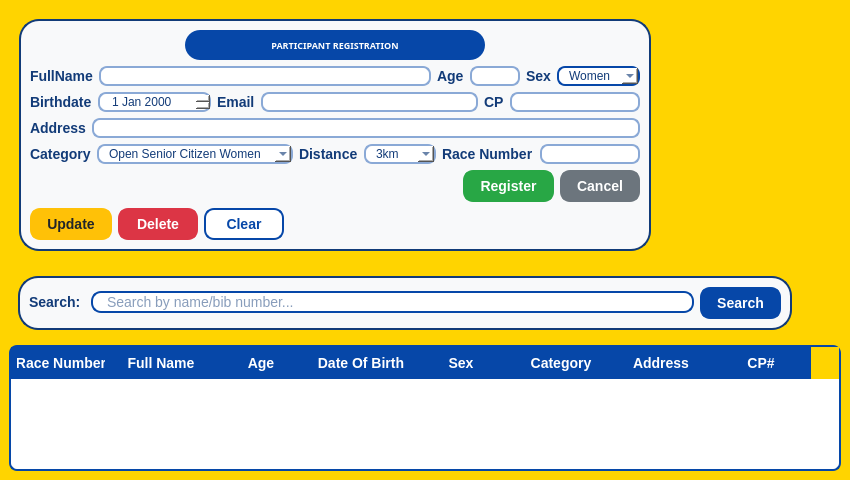
Before: the Qt Designer form features/registrationFrontPage/registrationBg.ui in MorlyBoyylanan/Fun_Run_Core_Application, drawn with Qt 5.
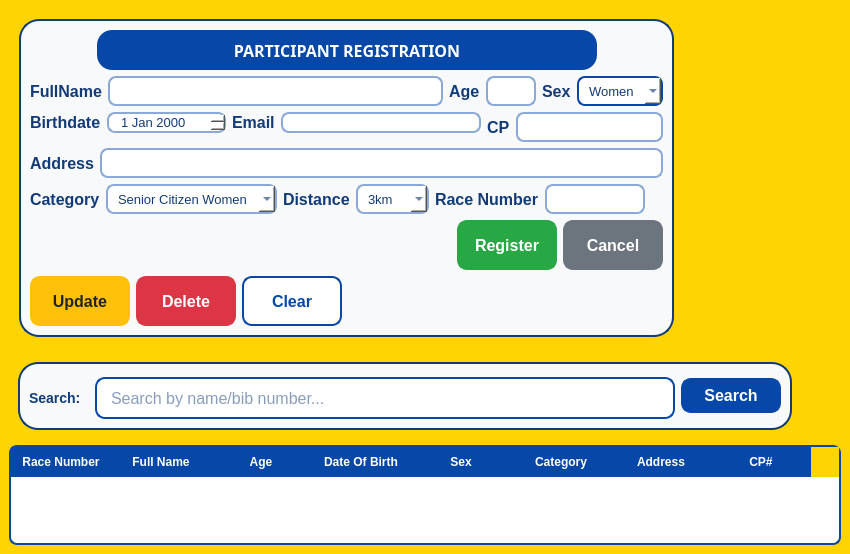
After: the same form once the commit is applied.

Diff of the .ui file:
```diff
--- a/features/registrationFrontPage/registrationBg.ui
+++ b/features/registrationFrontPage/registrationBg.ui
@@ -7,7 +7,7 @@
     <x>0</x>
     <y>0</y>
     <width>850</width>
-    <height>480</height>
+    <height>490</height>
    </rect>
   </property>
   <property name="sizePolicy">
@@ -108,20 +108,20 @@
                 <widget class="QLabel" name="label_12">
                  <property name="minimumSize">
                   <size>
-                   <width>300</width>
-                   <height>30</height>
+                   <width>500</width>
+                   <height>40</height>
                   </size>
                  </property>
                  <property name="maximumSize">
                   <size>
-                   <width>300</width>
-                   <height>30</height>
+                   <width>900</width>
+                   <height>50</height>
                   </size>
                  </property>
                  <property name="font">
                   <font>
                    <family>Arial Black</family>
-                   <pointsize>7</pointsize>
+                   <pointsize>12</pointsize>
                    <weight>75</weight>
                    <bold>true</bold>
                   </font>
@@ -170,7 +170,7 @@
                      <property name="font">
                       <font>
                        <family>Arial</family>
-                       <pointsize>14</pointsize>
+                       <pointsize>12</pointsize>
                        <weight>75</weight>
                        <bold>true</bold>
                       </font>
@@ -181,7 +181,6 @@
     color: #123B78;
     border: none;
     font-family: Arial;
-    font-size: 14px;
     font-weight: bold;
 }</string>
                      </property>
@@ -192,6 +191,18 @@
                    </item>
                    <item row="0" column="1">
                     <widget class="QLineEdit" name="fullnametxt">
+                     <property name="minimumSize">
+                      <size>
+                       <width>0</width>
+                       <height>30</height>
+                      </size>
+                     </property>
+                     <property name="font">
+                      <font>
+                       <family>Arial</family>
+                       <pointsize>10</pointsize>
+                      </font>
+                     </property>
                      <property name="styleSheet">
                       <string notr="true">QLineEdit {
     background-color: #FFFFFF;
@@ -218,13 +229,20 @@
                   <layout class="QFormLayout" name="formLayout_9">
                    <item row="0" column="0">
                     <widget class="QLabel" name="label_2">
+                     <property name="font">
+                      <font>
+                       <family>Arial</family>
+                       <pointsize>12</pointsize>
+                       <weight>75</weight>
+                       <bold>true</bold>
+                      </font>
+                     </property>
                      <property name="styleSheet">
                       <string notr="true">QLabel {
     background-color: transparent;
     color: #123B78;
     border: none;
     font-family: Arial;
-    font-size: 14px;
     font-weight: bold;
 }</string>
                      </property>
@@ -238,7 +256,7 @@
                      <property name="minimumSize">
                       <size>
                        <width>30</width>
-                       <height>0</height>
+                       <height>30</height>
                       </size>
                      </property>
                      <property name="maximumSize">
@@ -247,6 +265,12 @@
                        <height>16777215</height>
                       </size>
                      </property>
+                     <property name="font">
+                      <font>
+                       <family>Arial</family>
+                       <pointsize>10</pointsize>
+                      </font>
+                     </property>
                      <property name="styleSheet">
                       <string notr="true">QLineEdit {
     background-color: #FFFFFF;
@@ -273,13 +297,20 @@
                   <layout class="QFormLayout" name="formLayout_8">
                    <item row="0" column="0">
                     <widget class="QLabel" name="label_3">
+                     <property name="font">
+                      <font>
+                       <family>Arial</family>
+                       <pointsize>12</pointsize>
+                       <weight>75</weight>
+                       <bold>true</bold>
+                      </font>
+                     </property>
                      <property name="styleSheet">
                       <string notr="true">QLabel {
     background-color: transparent;
     color: #123B78;
     border: none;
     font-family: Arial;
-    font-size: 14px;
     font-weight: bold;
 }</string>
                      </property>
@@ -293,9 +324,15 @@
                      <property name="minimumSize">
                       <size>
                        <width>70</width>
-                       <height>0</height>
+                       <height>30</height>
                       </size>
                      </property>
+                     <property name="font">
+                      <font>
+                       <family>Arial</family>
+                       <pointsize>10</pointsize>
+                      </font>
+                     </property>
                      <property name="styleSheet">
                       <string notr="true">  	background-color: #FFFFFF;
     color: #123B78;
@@ -332,13 +369,20 @@
                   <layout class="QFormLayout" name="formLayout_7">
                    <item row="0" column="0">
                     <widget class="QLabel" name="birthdatelabel">
+                     <property name="font">
+                      <font>
+                       <family>Arial</family>
+                       <pointsize>12</pointsize>
+                       <weight>75</weight>
+                       <bold>true</bold>
+                      </font>
+                     </property>
                      <property name="styleSheet">
                       <string notr="true">QLabel {
     background-color: transparent;
     color: #123B78;
     border: none;
     font-family: Arial;
-    font-size: 14px;
     font-weight: bold;
 }</string>
                      </property>
@@ -349,6 +393,12 @@
                    </item>
                    <item row="0" column="1">
                     <widget class="QDateEdit" name="birthdateEdit">
+                     <property name="font">
+                      <font>
+                       <family>Arial</family>
+                       <pointsize>10</pointsize>
+                      </font>
+                     </property>
                      <property name="styleSheet">
                       <string notr="true">QDateEdit {
     background-color: #FFFFFF;
@@ -385,13 +435,20 @@
                   <layout class="QFormLayout" name="formLayout_6">
                    <item row="0" column="0">
                     <widget class="QLabel" name="label_5">
+                     <property name="font">
+                      <font>
+                       <family>Arial</family>
+                       <pointsize>12</pointsize>
+                       <weight>75</weight>
+                       <bold>true</bold>
+                      </font>
+                     </property>
                      <property name="styleSheet">
                       <string notr="true">QLabel {
     background-color: transparent;
     color: #123B78;
     border: none;
     font-family: Arial;
-    font-size: 14px;
     font-weight: bold;
 }</string>
                      </property>
@@ -402,6 +459,18 @@
                    </item>
                    <item row="0" column="1">
                     <widget class="QLineEdit" name="emailtxt">
+                     <property name="minimumSize">
+                      <size>
+                       <width>200</width>
+                       <height>0</height>
+                      </size>
+                     </property>
+                     <property name="font">
+                      <font>
+                       <family>Arial</family>
+                       <pointsize>10</pointsize>
+                      </font>
+                     </property>
                      <property name="styleSheet">
                       <string notr="true">QLineEdit {
     background-color: #FFFFFF;
@@ -428,13 +497,20 @@
                   <layout class="QFormLayout" name="formLayout_5">
                    <item row="0" column="0">
                     <widget class="QLabel" name="label_6">
+                     <property name="font">
+                      <font>
+                       <family>Arial</family>
+                       <pointsize>12</pointsize>
+                       <weight>75</weight>
+                       <bold>true</bold>
+                      </font>
+                     </property>
                      <property name="styleSheet">
                       <string notr="true">QLabel {
     background-color: transparent;
     color: #123B78;
     border: none;
     font-family: Arial;
-    font-size: 14px;
     font-weight: bold;
 }</string>
                      </property>
@@ -447,8 +523,8 @@
                     <widget class="QLineEdit" name="cptxt">
                      <property name="minimumSize">
                       <size>
-                       <width>120</width>
-                       <height>0</height>
+                       <width>130</width>
+                       <height>30</height>
                       </size>
                      </property>
                      <property name="maximumSize">
@@ -457,6 +533,12 @@
                        <height>16777215</height>
                       </size>
                      </property>
+                     <property name="font">
+                      <font>
+                       <family>Arial</family>
+                       <pointsize>10</pointsize>
+                      </font>
+                     </property>
                      <property name="styleSheet">
                       <string notr="true">QLineEdit {
     background-color: #FFFFFF;
@@ -485,13 +567,20 @@
                 <layout class="QHBoxLayout" name="horizontalLayout_4">
                  <item>
                   <widget class="QLabel" name="label_15">
+                   <property name="font">
+                    <font>
+                     <family>Arial</family>
+                     <pointsize>12</pointsize>
+                     <weight>75</weight>
+                     <bold>true</bold>
+                    </font>
+                   </property>
                    <property name="styleSheet">
                     <string notr="true">QLabel {
     background-color: transparent;
     color: #123B78;
     border: none;
     font-family: Arial;
-    font-size: 14px;
     font-weight: bold;
 }</string>
                    </property>
@@ -502,6 +591,18 @@
                  </item>
                  <item>
                   <widget class="QLineEdit" name="addresstxt">
+                   <property name="minimumSize">
+                    <size>
+                     <width>0</width>
+                     <height>30</height>
+                    </size>
+                   </property>
+                   <property name="font">
+                    <font>
+                     <family>Arial</family>
+                     <pointsize>10</pointsize>
+                    </font>
+                   </property>
                    <property name="styleSheet">
                     <string notr="true">QLineEdit {
     background-color: #FFFFFF;
@@ -530,13 +631,20 @@
                   <layout class="QFormLayout" name="formLayout_3">
                    <item row="0" column="0">
                     <widget class="QLabel" name="label_16">
+                     <property name="font">
+                      <font>
+                       <family>Arial</family>
+                       <pointsize>12</pointsize>
+                       <weight>75</weight>
+                       <bold>true</bold>
+                      </font>
+                     </property>
                      <property name="styleSheet">
                       <string notr="true">QLabel {
     background-color: transparent;
     color: #123B78;
     border: none;
     font-family: Arial;
-    font-size: 14px;
     font-weight: bold;
 }</string>
                      </property>
@@ -550,9 +658,15 @@
                      <property name="minimumSize">
                       <size>
                        <width>100</width>
-                       <height>0</height>
+                       <height>30</height>
                       </size>
                      </property>
+                     <property name="font">
+                      <font>
+                       <family>Arial</family>
+                       <pointsize>10</pointsize>
+                      </font>
+                     </property>
                      <property name="styleSheet">
                       <string notr="true">QComboBox {
     background-color: #FFFFFF;
@@ -580,12 +694,12 @@
                      </property>
                      <item>
                       <property name="text">
-                       <string>Open Senior Citizen Women</string>
+                       <string>Senior Citizen Women</string>
                       </property>
                      </item>
                      <item>
                       <property name="text">
-                       <string>Open Senior Citizen Men</string>
+                       <string>Senior Citizen Men</string>
                       </property>
                      </item>
                      <item>
@@ -606,13 +720,20 @@
                   <layout class="QFormLayout" name="formLayout_2">
                    <item row="0" column="0">
                     <widget class="QLabel" name="label_18">
+                     <property name="font">
+                      <font>
+                       <family>Arial</family>
+                       <pointsize>12</pointsize>
+                       <weight>75</weight>
+                       <bold>true</bold>
+                      </font>
+                     </property>
                      <property name="styleSheet">
                       <string notr="true">QLabel {
     background-color: transparent;
     color: #123B78;
     border: none;
     font-family: Arial;
-    font-size: 14px;
     font-weight: bold;
 }</string>
                      </property>
@@ -625,8 +746,8 @@
                     <widget class="QComboBox" name="distancecomboBox">
                      <property name="minimumSize">
                       <size>
-                       <width>20</width>
-                       <height>0</height>
+                       <width>30</width>
+                       <height>30</height>
                       </size>
                      </property>
                      <property name="maximumSize">
@@ -635,6 +756,12 @@
                        <height>16777215</height>
                       </size>
                      </property>
+                     <property name="font">
+                      <font>
+                       <family>Arial</family>
+                       <pointsize>10</pointsize>
+                      </font>
+                     </property>
                      <property name="styleSheet">
                       <string notr="true">QComboBox {
     background-color: #FFFFFF;
@@ -693,13 +820,20 @@
                   <layout class="QFormLayout" name="formLayout">
                    <item row="0" column="0">
                     <widget class="QLabel" name="label_19">
+                     <property name="font">
+                      <font>
+                       <family>Arial</family>
+                       <pointsize>12</pointsize>
+                       <weight>75</weight>
+                       <bold>true</bold>
+                      </font>
+                     </property>
                      <property name="styleSheet">
                       <string notr="true">QLabel {
     background-color: transparent;
     color: #123B78;
     border: none;
     font-family: Arial;
-    font-size: 14px;
     font-weight: bold;
 }</string>
                      </property>
@@ -713,7 +847,7 @@
                      <property name="minimumSize">
                       <size>
                        <width>70</width>
-                       <height>0</height>
+                       <height>30</height>
                       </size>
                      </property>
                      <property name="maximumSize">
@@ -722,6 +856,12 @@
                        <height>16777215</height>
                       </size>
                      </property>
+                     <property name="font">
+                      <font>
+                       <family>Arial</family>
+                       <pointsize>10</pointsize>
+                      </font>
+                     </property>
                      <property name="styleSheet">
                       <string notr="true">QLineEdit {
     background-color: #FFFFFF;
@@ -765,10 +905,18 @@
                   <widget class="QPushButton" name="registerButton">
                    <property name="minimumSize">
                     <size>
-                     <width>80</width>
-                     <height>0</height>
+                     <width>100</width>
+                     <height>50</height>
                     </size>
                    </property>
+                   <property name="font">
+                    <font>
+                     <family>Arial</family>
+                     <pointsize>12</pointsize>
+                     <weight>75</weight>
+                     <bold>true</bold>
+                    </font>
+                   </property>
                    <property name="styleSheet">
                     <string notr="true">QPushButton {
     background-color: #28A745;
@@ -777,7 +925,7 @@
     border-radius: 10px;
     padding: 6px 15px;
     font-family: Arial;
-    font-size: 14px;
+
     font-weight: bold;
 }
 
@@ -799,10 +947,18 @@
                   <widget class="QPushButton" name="cancelButton">
                    <property name="minimumSize">
                     <size>
-                     <width>80</width>
-                     <height>0</height>
+                     <width>100</width>
+                     <height>50</height>
                     </size>
                    </property>
+                   <property name="font">
+                    <font>
+                     <family>Arial</family>
+                     <pointsize>12</pointsize>
+                     <weight>75</weight>
+                     <bold>true</bold>
+                    </font>
+                   </property>
                    <property name="styleSheet">
                     <string notr="true">QPushButton {
     background-color: #6C757D;
@@ -811,7 +967,6 @@
     border-radius: 10px;
     padding: 6px 15px;
     font-family: Arial;
-    font-size: 14px;
     font-weight: bold;
 }
 
@@ -837,10 +992,18 @@
                   <widget class="QPushButton" name="updateButton">
                    <property name="minimumSize">
                     <size>
-                     <width>80</width>
-                     <height>0</height>
+                     <width>100</width>
+                     <height>50</height>
                     </size>
                    </property>
+                   <property name="font">
+                    <font>
+                     <family>Arial</family>
+                     <pointsize>12</pointsize>
+                     <weight>75</weight>
+                     <bold>true</bold>
+                    </font>
+                   </property>
                    <property name="styleSheet">
                     <string notr="true">QPushButton {
     background-color: #FFC107;
@@ -849,7 +1012,6 @@
     border-radius: 10px;
     padding: 6px 15px;
     font-family: Arial;
-    font-size: 14px;
     font-weight: bold;
 }
 
@@ -871,10 +1033,18 @@
                   <widget class="QPushButton" name="deleteButton">
                    <property name="minimumSize">
                     <size>
-                     <width>80</width>
-                     <height>0</height>
+                     <width>100</width>
+                     <height>50</height>
                     </size>
                    </property>
+                   <property name="font">
+                    <font>
+                     <family>Arial</family>
+                     <pointsize>12</pointsize>
+                     <weight>75</weight>
+                     <bold>true</bold>
+                    </font>
+                   </property>
                    <property name="styleSheet">
                     <string notr="true">QPushButton {
     background-color: #DC3545;
@@ -883,7 +1053,6 @@
     border-radius: 10px;
     padding: 6px 15px;
     font-family: Arial;
-    font-size: 14px;
     font-weight: bold;
 }
 
@@ -905,10 +1074,18 @@
                   <widget class="QPushButton" name="clearButton">
                    <property name="minimumSize">
                     <size>
-                     <width>80</width>
-                     <height>0</height>
+                     <width>100</width>
+                     <height>50</height>
                     </size>
                    </property>
+                   <property name="font">
+                    <font>
+                     <family>Arial</family>
+                     <pointsize>12</pointsize>
+                     <weight>75</weight>
+                     <bold>true</bold>
+                    </font>
+                   </property>
                    <property name="styleSheet">
                     <string notr="true">QPushButton {
     background-color: #FFFFFF;
@@ -917,7 +1094,6 @@
     border-radius: 10px;
     padding: 6px 15px;
     font-family: Arial;
-    font-size: 14px;
     font-weight: bold;
 }
 
@@ -1026,6 +1202,12 @@
                </property>
                <item row="0" column="0">
                 <widget class="QLabel" name="label_7">
+                 <property name="minimumSize">
+                  <size>
+                   <width>60</width>
+                   <height>30</height>
+                  </size>
+                 </property>
                  <property name="styleSheet">
                   <string notr="true">QLabel {
     background-color: transparent;
@@ -1047,9 +1229,15 @@
                  <property name="minimumSize">
                   <size>
                    <width>120</width>
-                   <height>0</height>
+                   <height>42</height>
                   </size>
                  </property>
+                 <property name="font">
+                  <font>
+                   <family>Arial</family>
+                   <pointsize>12</pointsize>
+                  </font>
+                 </property>
                  <property name="styleSheet">
                   <string notr="true">QLineEdit {
     background-color: #FFFFFF;
@@ -1059,7 +1247,7 @@
     padding-left: 12px;
     padding-right: 12px;
     font-family: Arial;
-    font-size: 14px;
+
 }
 
 QLineEdit:hover {
@@ -1081,10 +1269,18 @@
               <widget class="QPushButton" name="searchButton">
                <property name="minimumSize">
                 <size>
-                 <width>80</width>
-                 <height>0</height>
+                 <width>100</width>
+                 <height>30</height>
                 </size>
                </property>
+               <property name="font">
+                <font>
+                 <family>Arial</family>
+                 <pointsize>12</pointsize>
+                 <weight>75</weight>
+                 <bold>true</bold>
+                </font>
+               </property>
                <property name="styleSheet">
                 <string notr="true">QPushButton {
     background-color: #0647A8;
@@ -1093,7 +1289,6 @@
     border-radius: 10px;
     padding: 6px 15px;
     font-family: Arial;
-    font-size: 14px;
     font-weight: bold;
 }
 
@@ -1151,6 +1346,12 @@
           <height>16777215</height>
          </size>
         </property>
+        <property name="font">
+         <font>
+          <family>Arial</family>
+          <pointsize>10</pointsize>
+         </font>
+        </property>
         <property name="styleSheet">
          <string notr="true">QTableWidget {
     background-color: #FFFFFF;
@@ -1159,7 +1360,7 @@
     border-radius: 8px;
     gridline-color: #B8C7DC;
     font-family: Arial;
-    font-size: 14px;
+
 }
 
 QTableWidget::item {
@@ -1177,7 +1378,6 @@
     border: none;
     padding: 6px;
     font-family: Arial;
-    font-size: 14px;
     font-weight: bold;
 }</string>
         </property>
```
